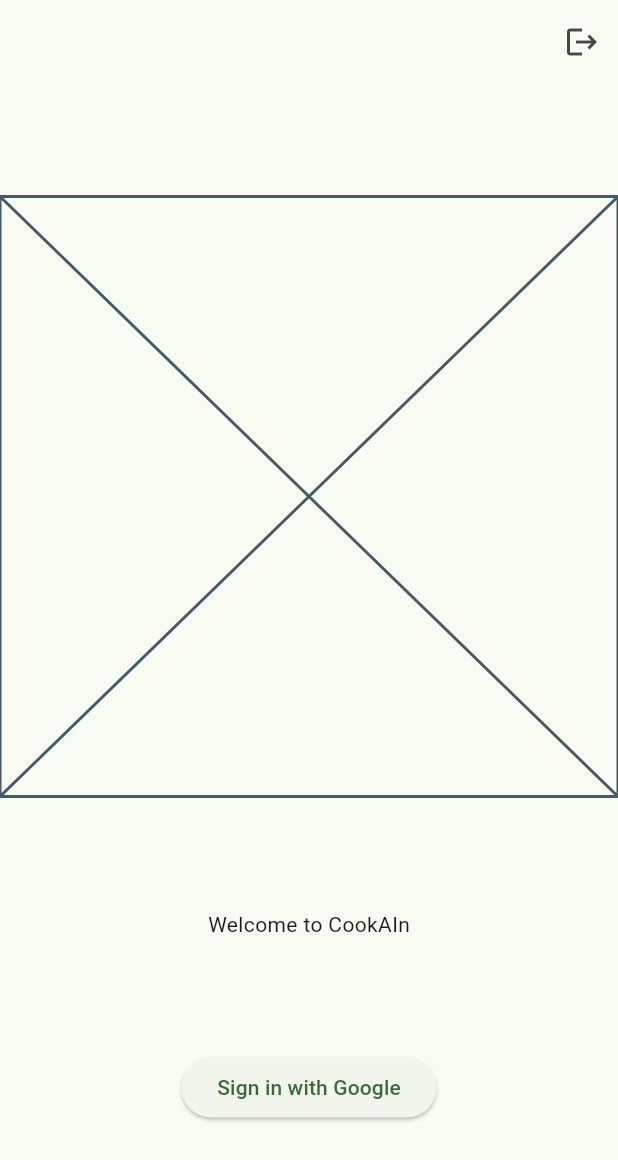
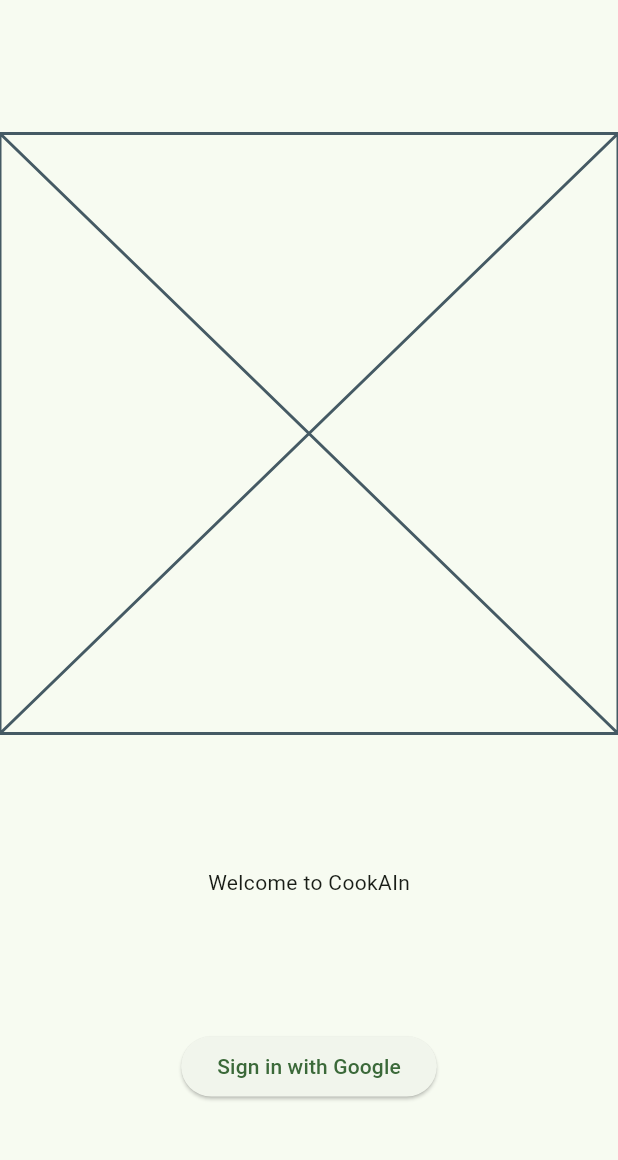
Before and after one commit to Hhanri/cookAIn, a Flutter app: the screen it shows after launch, on a phone screen of 412 x 824 dp. Shown: the top 1160 px of the screen. Run offline on Flutter 3.47's test engine with Material 2 defaults, Android fonts, the phone set to English and light mode, and no system bars; our stand-ins replace cloud_firestore, dartz, equatable, firebase_auth, firebase_core, flutter_bloc and 4 more; accounts and stored records are empty; generated files the repository leaves out were written again.

Commit message:
removed AppBar from SignInPage

```diff
--- a/lib/auth/presentation/pages/sign_in_page.dart
+++ b/lib/auth/presentation/pages/sign_in_page.dart
@@ -8,9 +8,6 @@ class SignInPage extends StatelessWidget {
   @override
   Widget build(BuildContext context) {
     return Scaffold(
-      appBar: AppBar(
-        actions: [IconButton(onPressed: context.read<AuthCubit>().signOut, icon: const Icon(Icons.logout))],
-      ),
       body: Column(
         mainAxisAlignment: MainAxisAlignment.spaceEvenly,
         children: [
```
